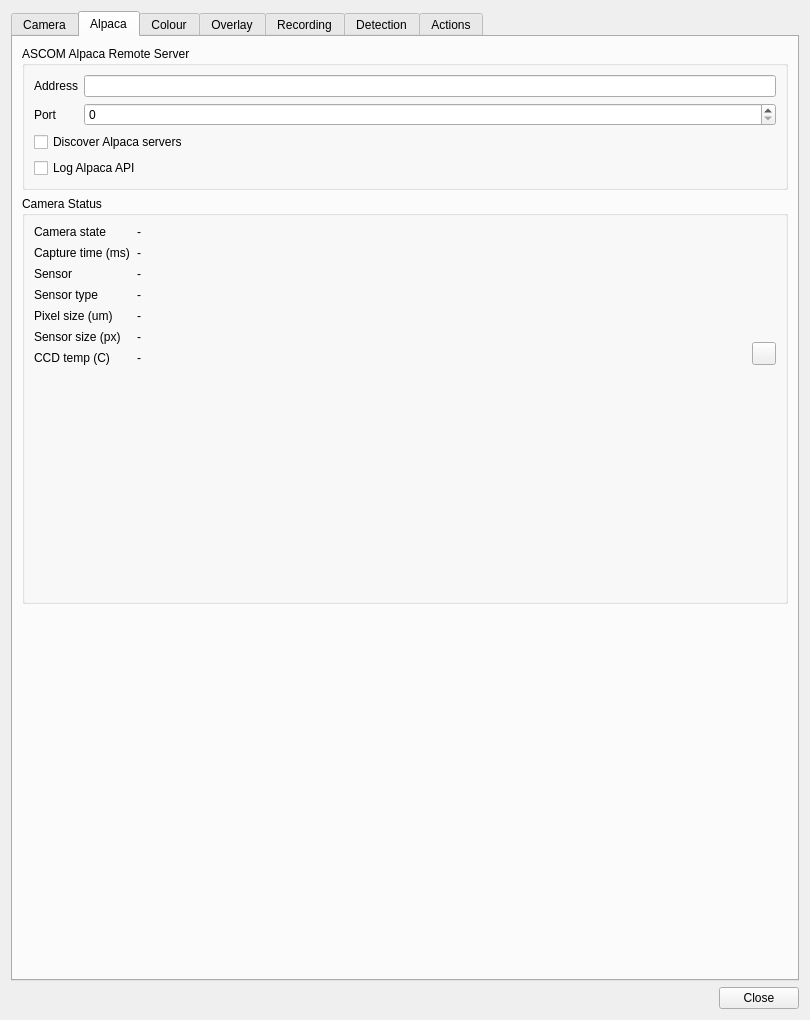
Above: plugins/feature/camera/camerasettingsdialog.ui from srcejon/sdrangel before the change. Below: the same form after it.
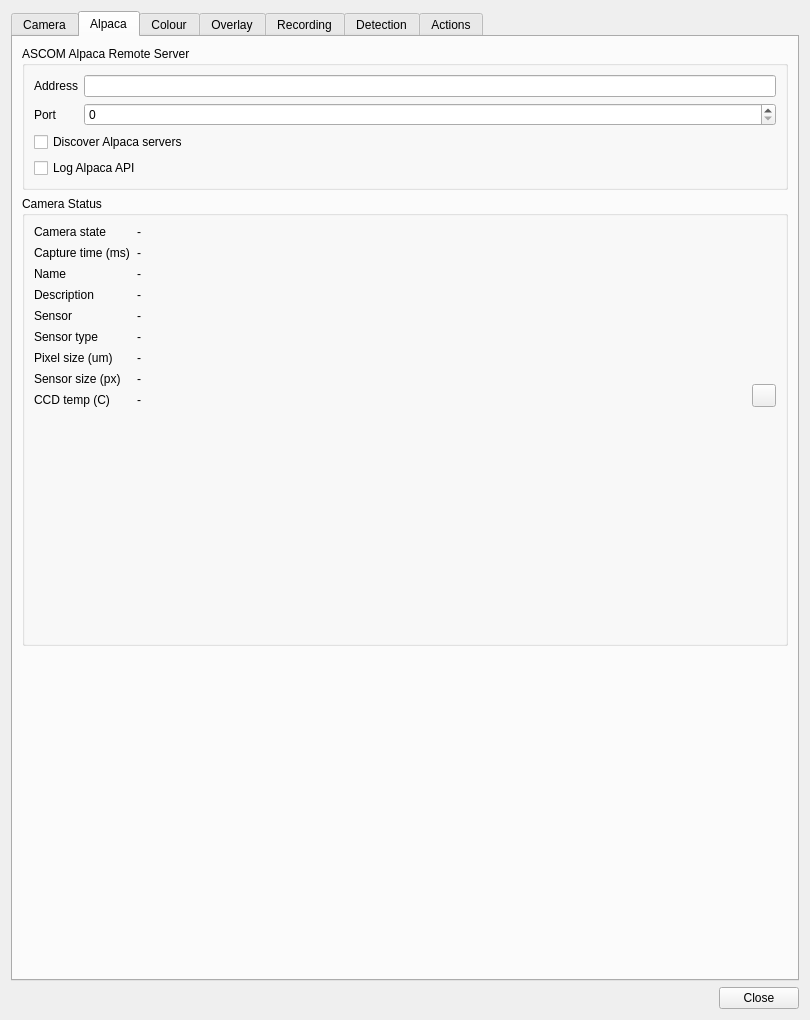
That is the form after the change. The open tabs and pages were chosen to show the change. Icons and pictures are not drawn.

Commit message: Show Alpaca device name and description

```diff
--- a/plugins/feature/camera/camerasettingsdialog.ui
+++ b/plugins/feature/camera/camerasettingsdialog.ui
@@ -705,69 +705,97 @@
                </widget>
               </item>
               <item row="2" column="0">
+               <widget class="QLabel" name="alpacaNameTextLabel">
+                <property name="text">
+                 <string>Name</string>
+                </property>
+               </widget>
+              </item>
+              <item row="2" column="1">
+               <widget class="QLabel" name="alpacaNameLabel">
+                <property name="text">
+                 <string>-</string>
+                </property>
+               </widget>
+              </item>
+              <item row="3" column="0">
+               <widget class="QLabel" name="alpacaDescriptionTextLabel">
+                <property name="text">
+                 <string>Description</string>
+                </property>
+               </widget>
+              </item>
+              <item row="3" column="1">
+               <widget class="QLabel" name="alpacaDescriptionLabel">
+                <property name="text">
+                 <string>-</string>
+                </property>
+               </widget>
+              </item>
+              <item row="4" column="0">
                <widget class="QLabel" name="sensorNameTextLabel">
                 <property name="text">
                  <string>Sensor</string>
                 </property>
                </widget>
               </item>
-              <item row="2" column="1">
+              <item row="4" column="1">
                <widget class="QLabel" name="sensorNameLabel">
                 <property name="text">
                  <string>-</string>
                 </property>
                </widget>
               </item>
-              <item row="3" column="0">
+              <item row="5" column="0">
                <widget class="QLabel" name="sensorTypeTextLabel">
                 <property name="text">
                  <string>Sensor type</string>
                 </property>
                </widget>
               </item>
-              <item row="3" column="1">
+              <item row="5" column="1">
                <widget class="QLabel" name="sensorTypeLabel">
                 <property name="text">
                  <string>-</string>
                 </property>
                </widget>
               </item>
-              <item row="4" column="0">
+              <item row="6" column="0">
                <widget class="QLabel" name="pixelSizeTextLabel">
                 <property name="text">
                  <string>Pixel size (um)</string>
                 </property>
                </widget>
               </item>
-              <item row="4" column="1">
+              <item row="6" column="1">
                <widget class="QLabel" name="pixelSizeLabel">
                 <property name="text">
                  <string>-</string>
                 </property>
                </widget>
               </item>
-              <item row="5" column="0">
+              <item row="7" column="0">
                <widget class="QLabel" name="cameraSizeTextLabel">
                 <property name="text">
                  <string>Sensor size (px)</string>
                 </property>
                </widget>
               </item>
-              <item row="5" column="1">
+              <item row="7" column="1">
                <widget class="QLabel" name="cameraSizeLabel">
                 <property name="text">
                  <string>-</string>
                 </property>
                </widget>
               </item>
-              <item row="6" column="0">
+              <item row="8" column="0">
                <widget class="QLabel" name="ccdTempTextLabel">
                 <property name="text">
                  <string>CCD temp (C)</string>
                 </property>
                </widget>
               </item>
-              <item row="6" column="1">
+              <item row="8" column="1">
                <widget class="QLabel" name="ccdTempLabel">
                 <property name="text">
                  <string>-</string>
```
The commit also changes 3 other files.
